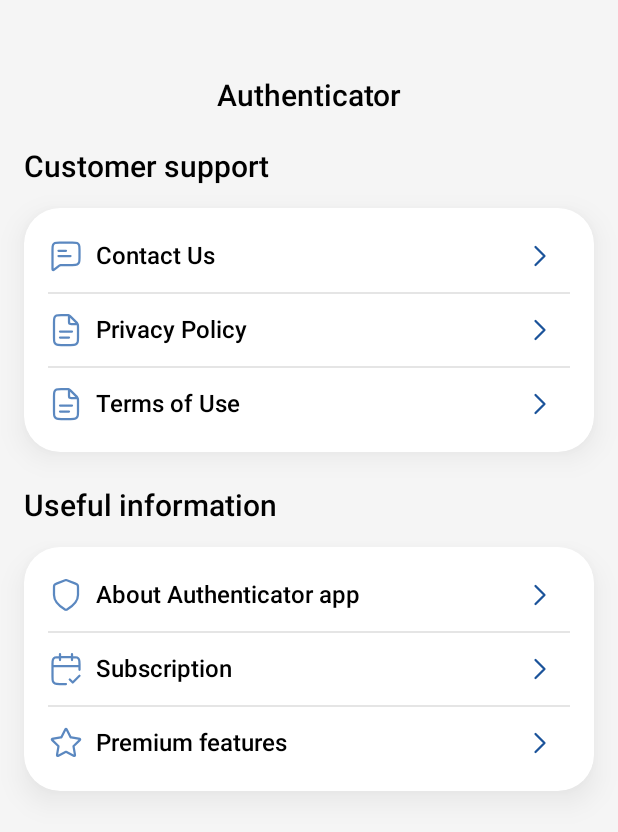
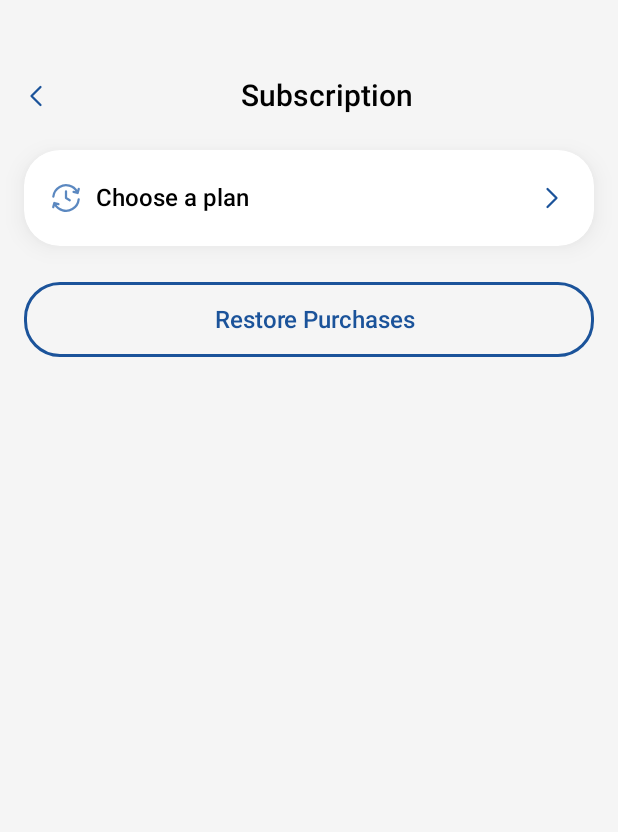
Before and after one commit to vishenkaaa/Authenticator-app, an Android app built with Jetpack Compose: the InfoScreen screen opened through its navigation route, after a tap on "Subscription", on a phone screen of 412 x 824 dp. Shown: the top 832 px of the screen. Run offline under Robolectric (Android 15) with nearby library versions, the light colour scheme and no system bars; our stand-ins replace Dagger/Hilt's generated code, Room's generated code.

Commit message:
Subscription screen

```diff
--- a/app/src/main/java/com/example/authenticatorapp/MainActivity.kt
+++ b/app/src/main/java/com/example/authenticatorapp/MainActivity.kt
@@ -27,6 +27,7 @@ import com.example.authenticatorapp.presentation.ui.screens.PaywallScreen
 import com.example.authenticatorapp.presentation.ui.screens.QRcodeScreen
 import com.example.authenticatorapp.presentation.ui.screens.SigninScreen
 import com.example.authenticatorapp.presentation.ui.screens.SplashScreen
+import com.example.authenticatorapp.presentation.ui.screens.SubscriptionScreen
 import com.example.authenticatorapp.presentation.ui.theme.AuthenticatorAppTheme
 import dagger.hilt.android.AndroidEntryPoint
 import java.util.Locale
@@ -105,6 +106,9 @@ class MainActivity : ComponentActivity() {
                         composable("AboutApp") {
                             AboutAppScreen(navController)
                         }
+                        composable("Subscription") {
+                            SubscriptionScreen(navController)
+                        }
                     }
                 }
             }
--- a/app/src/main/java/com/example/authenticatorapp/presentation/ui/components/AccountItem.kt
+++ b/app/src/main/java/com/example/authenticatorapp/presentation/ui/components/AccountItem.kt
@@ -76,8 +76,8 @@ fun AccountItem(account: AccountEntity,
             .shadow(
                 elevation = 5.dp,
                 shape = RoundedCornerShape(24.dp),
-                ambientColor = Gray4,
-                spotColor = Gray4
+                ambientColor = MaterialTheme.colorScheme.inverseSurface,
+                spotColor = MaterialTheme.colorScheme.inverseSurface
             )
             .background(MaterialTheme.colorScheme.onPrimaryContainer)
             .clip(RoundedCornerShape(24.dp))
--- /dev/null
+++ b/app/src/main/java/com/example/authenticatorapp/presentation/ui/components/InfoBlock.kt
@@ -0,0 +1,71 @@
+package com.example.authenticatorapp.presentation.ui.components
+
+import androidx.compose.foundation.background
+import androidx.compose.foundation.layout.Box
+import androidx.compose.foundation.layout.Column
+import androidx.compose.foundation.layout.fillMaxWidth
+import androidx.compose.foundation.layout.padding
+import androidx.compose.foundation.shape.RoundedCornerShape
+import androidx.compose.material3.Divider
+import androidx.compose.material3.MaterialTheme
+import androidx.compose.material3.Text
+import androidx.compose.runtime.Composable
+import androidx.compose.ui.Modifier
+import androidx.compose.ui.draw.shadow
+import androidx.compose.ui.graphics.Color.Companion.Black
+import androidx.compose.ui.unit.dp
+import com.example.authenticatorapp.presentation.ui.screens.InfoItem
+import com.example.authenticatorapp.presentation.ui.theme.AppTypography
+import com.example.authenticatorapp.presentation.ui.theme.Gray4
+
+@Composable
+fun InfoBlock(
+    headerText: String,
+    items: List<InfoItem>,
+) {
+    val colors = MaterialTheme.colorScheme
+    Column {
+        Text(
+            text = headerText,
+            modifier = Modifier.padding(top = 24.dp, bottom = 16.dp),
+            style = AppTypography.bodyLarge
+        )
+
+        Box(
+            Modifier
+                .background(
+                    color = colors.onPrimaryContainer,
+                    shape = RoundedCornerShape(24.dp)
+                )
+                .shadow(
+                    elevation = 8.dp,
+                    shape = RoundedCornerShape(24.dp),
+                    ambientColor = colors.inverseSurface,
+                    spotColor = colors.inverseSurface
+                )
+                .background(
+                    color = colors.onPrimaryContainer,
+                    shape = RoundedCornerShape(24.dp)
+                )
+                .padding(horizontal = 16.dp, vertical = 8.dp)
+                .fillMaxWidth()
+        ) {
+            Column {
+                items.forEachIndexed { index, item ->
+                    InfoItemRow(
+                        icon = item.icon,
+                        text = item.text,
+                        onClick = item.onClick
+                    )
+
+                    if (index < items.size - 1) {
+                        Divider(
+                            modifier = Modifier.fillMaxWidth(),
+                            color = Black.copy(alpha = 0.1f)
+                        )
+                    }
+                }
+            }
+        }
+    }
+}
--- /dev/null
+++ b/app/src/main/java/com/example/authenticatorapp/presentation/ui/components/InfoItemRow.kt
@@ -0,0 +1,53 @@
+package com.example.authenticatorapp.presentation.ui.components
+
+import androidx.compose.foundation.clickable
+import androidx.compose.foundation.layout.Row
+import androidx.compose.foundation.layout.fillMaxWidth
+import androidx.compose.foundation.layout.padding
+import androidx.compose.foundation.layout.size
+import androidx.compose.material3.Icon
+import androidx.compose.material3.Text
+import androidx.compose.runtime.Composable
+import androidx.compose.ui.Alignment
+import androidx.compose.ui.Modifier
+import androidx.compose.ui.graphics.Color
+import androidx.compose.ui.res.painterResource
+import androidx.compose.ui.unit.dp
+import com.example.authenticatorapp.R
+import com.example.authenticatorapp.presentation.ui.theme.AppTypography
+
+@Composable
+fun InfoItemRow(
+    icon: Int,
+    text: String,
+    onClick: () -> Unit
+) {
+    Row(
+        verticalAlignment = Alignment.CenterVertically,
+        modifier = Modifier
+            .fillMaxWidth()
+            .clickable(onClick = onClick)
+            .padding(vertical = 12.dp)
+    ) {
+        Icon(
+            painter = painterResource(id = icon),
+            contentDescription = null,
+            tint = Color.Unspecified,
+            modifier = Modifier
+                .padding(end = 8.dp)
+                .size(24.dp)
+        )
+        Text(
+            text = text,
+            modifier = Modifier.weight(1f),
+            style = AppTypography.bodyMedium
+        )
+        Icon(
+            painter = painterResource(id = R.drawable.ic_right),
+            contentDescription = null,
+            tint = Color.Unspecified,
+            modifier = Modifier
+                .size(24.dp)
+        )
+    }
+}
--- /dev/null
+++ b/app/src/main/java/com/example/authenticatorapp/presentation/ui/components/StyledParagraph.kt
@@ -0,0 +1,50 @@
+package com.example.authenticatorapp.presentation.ui.components
+
+import androidx.compose.foundation.isSystemInDarkTheme
+import androidx.compose.material3.MaterialTheme
+import androidx.compose.material3.Text
+import androidx.compose.runtime.Composable
+import androidx.compose.ui.Modifier
+import androidx.compose.ui.graphics.Color
+import androidx.compose.ui.text.SpanStyle
+import androidx.compose.ui.text.buildAnnotatedString
+import androidx.compose.ui.text.font.FontWeight
+import androidx.compose.ui.text.withStyle
+import androidx.compose.ui.unit.sp
+import com.example.authenticatorapp.presentation.ui.theme.AppTypography
+import com.example.authenticatorapp.presentation.ui.theme.Gray3
+import com.example.authenticatorapp.presentation.ui.theme.interFontFamily
+
+@Composable
+fun StyledParagraph(
+    startText: String,
+    boldText: String,
+    endText: String,
+    modifier: Modifier = Modifier
+) {
+    val colors = MaterialTheme.colorScheme
+
+    val annotatedString = buildAnnotatedString {
+
+        append(startText)
+
+        withStyle( style = SpanStyle(
+            fontWeight = FontWeight.W500,
+            fontSize = 16.sp,
+            fontFamily = interFontFamily,
+            color = if(!isSystemInDarkTheme()) Color(0xFF3E3E3E) else Gray3
+        )
+        ) {
+            append(boldText)
+        }
+
+        append(endText)
+    }
+
+    Text(
+        text = annotatedString,
+        style = AppTypography.labelMedium,
+        color = colors.surface,
+        modifier = modifier
+    )
+}
--- a/app/src/main/java/com/example/authenticatorapp/presentation/ui/screens/AboutAppScreen.kt
+++ b/app/src/main/java/com/example/authenticatorapp/presentation/ui/screens/AboutAppScreen.kt
@@ -3,7 +3,6 @@ package com.example.authenticatorapp.presentation.ui.screens
 import androidx.compose.foundation.Image
 import androidx.compose.foundation.background
 import androidx.compose.foundation.clickable
-import androidx.compose.foundation.isSystemInDarkTheme
 import androidx.compose.foundation.layout.Column
 import androidx.compose.foundation.layout.Row
 import androidx.compose.foundation.layout.Spacer
@@ -15,20 +14,12 @@ import androidx.compose.material3.MaterialTheme
 import androidx.compose.material3.Text
 import androidx.compose.runtime.Composable
 import androidx.compose.ui.Modifier
-import androidx.compose.ui.graphics.Color
 import androidx.compose.ui.res.painterResource
-import androidx.compose.ui.text.SpanStyle
-import androidx.compose.ui.text.buildAnnotatedString
-import androidx.compose.ui.text.font.FontWeight
-import androidx.compose.ui.text.withStyle
 import androidx.compose.ui.unit.dp
-import androidx.compose.ui.unit.sp
 import androidx.navigation.NavController
 import com.example.authenticatorapp.R
+import com.example.authenticatorapp.presentation.ui.components.StyledParagraph
 import com.example.authenticatorapp.presentation.ui.theme.AppTypography
-import com.example.authenticatorapp.presentation.ui.theme.Gray3
-import com.example.authenticatorapp.presentation.ui.theme.Gray6
-import com.example.authenticatorapp.presentation.ui.theme.interFontFamily
 
 @Composable
 fun AboutAppScreen(navController: NavController) {
@@ -99,36 +90,3 @@ fun AboutAppScreen(navController: NavController) {
         )
     }
 }
-
-@Composable
-fun StyledParagraph(
-    startText: String,
-    boldText: String,
-    endText: String,
-    modifier: Modifier = Modifier
-) {
-    val colors = MaterialTheme.colorScheme
-
-    val annotatedString = buildAnnotatedString {
-
-        append(startText)
-
-        withStyle( style = SpanStyle(
-            fontWeight = FontWeight.W500,
-            fontSize = 16.sp,
-            fontFamily = interFontFamily,
-            color = if(!isSystemInDarkTheme()) Color(0xFF3E3E3E) else Gray3)
-        ) {
-            append(boldText)
-        }
-
-        append(endText)
-    }
-
-    Text(
-        text = annotatedString,
-        style = AppTypography.labelMedium,
-        color = colors.surface,
-        modifier = modifier
-    )
-}
--- a/app/src/main/java/com/example/authenticatorapp/presentation/ui/screens/HomeScreen.kt
+++ b/app/src/main/java/com/example/authenticatorapp/presentation/ui/screens/HomeScreen.kt
@@ -198,11 +198,11 @@ fun HomeScreen(
                         .padding(top = 32.dp)
                         .padding(horizontal = 16.dp)
                         .shadow(
-                            elevation = 8.dp,
+                            elevation = 10.dp,
                             shape = RoundedCornerShape(24.dp),
                             clip = false,
-                            spotColor = Gray5,
-                            ambientColor = Gray3
+                            spotColor = colors.inverseSurface,
+                            ambientColor = colors.inverseSurface
                         )
                         .background(Color.Transparent, RoundedCornerShape(24.dp)),
                     contentAlignment = Alignment.BottomCenter
--- a/app/src/main/java/com/example/authenticatorapp/presentation/ui/screens/InfoScreen.kt
+++ b/app/src/main/java/com/example/authenticatorapp/presentation/ui/screens/InfoScreen.kt
@@ -27,6 +27,7 @@ import androidx.compose.ui.text.style.TextAlign
 import androidx.compose.ui.unit.dp
 import androidx.navigation.NavController
 import com.example.authenticatorapp.R
+import com.example.authenticatorapp.presentation.ui.components.InfoBlock
 import com.example.authenticatorapp.presentation.ui.theme.AppTypography
 import com.example.authenticatorapp.presentation.ui.theme.Gray4
 import com.example.authenticatorapp.presentation.ui.theme.Gray5
@@ -83,7 +84,9 @@ fun InfoScreen(navController: NavController, context: Context){
             InfoItem(
                 icon = R.drawable.ic_calendar,
                 text = stringResource(R.string.subscription),
-                onClick = { }
+                onClick = {
+                    navController.navigate("Subscription")
+                }
             ),
             InfoItem(
                 icon = R.drawable.ic_star,
@@ -98,97 +101,9 @@ fun InfoScreen(navController: NavController, context: Context){
         )
     }
 }
-@Composable
-fun InfoBlock(
-    headerText: String,
-    items: List<InfoItem>,
-) {
-    val colors = MaterialTheme.colorScheme
-    Column {
-        Text(
-            text = headerText,
-            modifier = Modifier.padding(top = 24.dp, bottom = 16.dp),
-            style = AppTypography.bodyLarge
-        )
-
-        Box(
-            Modifier
-                .background(
-                    color = colors.onPrimaryContainer,
-                    shape = RoundedCornerShape(24.dp)
-                )
-                .shadow(
-                    elevation = 10.dp,
-                    shape = RoundedCornerShape(24.dp),
-                    ambientColor = Gray4,
-                    spotColor = Gray4
-                )
-                .background(
-                    color = colors.onPrimaryContainer,
-                    shape = RoundedCornerShape(24.dp)
-                )
-                .padding(horizontal = 16.dp, vertical = 8.dp)
-                .fillMaxWidth()
-        ) {
-            Column {
-                items.forEachIndexed { index, item ->
-                    InfoItemRow(
-                        icon = item.icon,
-                        text = item.text,
-                        onClick = item.onClick
-                    )
-
-                    if (index < items.size - 1) {
-                        Divider(
-                            modifier = Modifier.fillMaxWidth(),
-                            color = Black.copy(alpha = 0.1f)
-                        )
-                    }
-                }
-            }
-        }
-    }
-}
 
 data class InfoItem(
     val icon: Int,
     val text: String,
     val onClick: () -> Unit
 )
-
-@Composable
-private fun InfoItemRow(
-    icon: Int,
-    text: String,
-    onClick: () -> Unit
-) {
-    Row(
-        verticalAlignment = Alignment.CenterVertically,
-        modifier = Modifier
-            .fillMaxWidth()
-            .clickable(onClick = onClick)
-            .padding(vertical = 12.dp)
-    ) {
-        Icon(
-            painter = painterResource(id = icon),
-            contentDescription = null,
-            tint = Color.Unspecified,
-            modifier = Modifier
-                .padding(end = 8.dp)
-                .size(24.dp)
-        )
-        Text(
-            text = text,
-            modifier = Modifier.weight(1f),
-            style = AppTypography.bodyMedium
-        )
-        Icon(
-            painter = painterResource(id = R.drawable.ic_right),
-            contentDescription = null,
-            tint = Color.Unspecified,
-            modifier = Modifier
-                .padding(end = 8.dp)
-                .size(24.dp)
-        )
-    }
-}
--- a/app/src/main/java/com/example/authenticatorapp/presentation/ui/screens/PaywallScreen.kt
+++ b/app/src/main/java/com/example/authenticatorapp/presentation/ui/screens/PaywallScreen.kt
@@ -94,10 +94,8 @@ fun PaywallScreen(navController: NavController, context: MainActivity){
 
                     modifier = Modifier
                         .size(24.dp)
-                        .padding(end = 5.dp, top = 5.dp, bottom = 5.dp)
                         .clickable {
                             navController.popBackStack()
-                            navController.navigate("SignIn")
                         }
                 )
                 Spacer(modifier = Modifier.weight(1f))
@@ -198,7 +196,7 @@ fun PaywallScreen(navController: NavController, context: MainActivity){
                 onClick = {
                     onBoardingIsDone(context)
                     navController.popBackStack()
-                    navController.navigate("SignIn")
+                    navController.navigate("")
                 },
                 modifier = Modifier
                     .height(50.dp)
--- /dev/null
+++ b/app/src/main/java/com/example/authenticatorapp/presentation/ui/screens/SubscriptionScreen.kt
@@ -0,0 +1,140 @@
+package com.example.authenticatorapp.presentation.ui.screens
+
+import androidx.compose.foundation.BorderStroke
+import androidx.compose.foundation.Image
+import androidx.compose.foundation.background
+import androidx.compose.foundation.clickable
+import androidx.compose.foundation.isSystemInDarkTheme
+import androidx.compose.foundation.layout.Arrangement
+import androidx.compose.foundation.layout.Box
+import androidx.compose.foundation.layout.Column
+import androidx.compose.foundation.layout.Row
+import androidx.compose.foundation.layout.Spacer
+import androidx.compose.foundation.layout.fillMaxSize
+import androidx.compose.foundation.layout.fillMaxWidth
+import androidx.compose.foundation.layout.height
+import androidx.compose.foundation.layout.padding
+import androidx.compose.foundation.layout.size
+import androidx.compose.foundation.layout.width
+import androidx.compose.foundation.shape.RoundedCornerShape
+import androidx.compose.material3.Button
+import androidx.compose.material3.Divider
+import androidx.compose.material3.Icon
+import androidx.compose.material3.MaterialTheme
+import androidx.compose.material3.Text
+import androidx.compose.runtime.Composable
+import androidx.compose.ui.Alignment
+import androidx.compose.ui.Modifier
+import androidx.compose.ui.draw.shadow
+import androidx.compose.ui.graphics.Color
+import androidx.compose.ui.graphics.Color.Companion.Black
+import androidx.compose.ui.graphics.Color.Companion.White
+import androidx.compose.ui.res.painterResource
+import androidx.compose.ui.unit.dp
+import androidx.navigation.NavController
+import com.example.authenticatorapp.R
+import com.example.authenticatorapp.presentation.ui.theme.AppTypography
+import com.example.authenticatorapp.presentation.ui.theme.Gray4
+import com.example.authenticatorapp.presentation.ui.theme.Gray6
+import com.example.authenticatorapp.presentation.ui.theme.MainBlue
+import java.util.concurrent.Flow.Subscription
+
+@Composable
+fun SubscriptionScreen(navController: NavController) {
+    val colors = MaterialTheme.colorScheme
+    Column(
+        Modifier.background(colors.background).fillMaxSize()
+    ) {
+        Row(
+            Modifier
+                .fillMaxWidth()
+                .padding(horizontal = 12.dp)
+                .padding(top = 52.dp, bottom = 24.dp),
+        ) {
+            Image(
+                painter = painterResource(id = R.drawable.back),
+                contentDescription = "Back",
+                modifier = Modifier
+                    .clickable {
+                        navController.popBackStack()
+                    }
+            )
+            Spacer(modifier = Modifier.weight(1f))
+            Text(
+                text = "Subscription",
+                color = colors.onPrimary,
+                style = AppTypography.bodyLarge,
+            )
+            Spacer(modifier = Modifier.weight(1f))
+        }
+
+        Box(
+            Modifier
+                .padding(horizontal = 16.dp)
+                .padding(bottom = 24.dp)
+                .background(
+                    color = colors.onPrimaryContainer,
+                    shape = RoundedCornerShape(24.dp)
+                )
+                .shadow(
+                    elevation = 8.dp,
+                    shape = RoundedCornerShape(24.dp),
+                    ambientColor = colors.inverseSurface,
+                    spotColor = colors.inverseSurface
+                )
+                .background(
+                    color = colors.onPrimaryContainer,
+                    shape = RoundedCornerShape(24.dp)
+                )
+                .padding(horizontal = 16.dp, vertical = 20.dp)
+                .fillMaxWidth()
+                .clickable { navController.navigate("Paywall")  }
+        ) {
+            Row(
+                verticalAlignment = Alignment.CenterVertically
+            ){
+                Icon(
+                    painter = painterResource(R.drawable.ic_clock_refresh),
+                    contentDescription = null,
+                    tint = Color.Unspecified,
+                    modifier = Modifier
+                        .padding(end = 8.dp)
+                        .size(24.dp)
+                )
+                Text(
+                    text = "Choose a plan",
+                    modifier = Modifier.weight(1f),
+                    style = AppTypography.bodyMedium
+                )
+                Icon(
+                    painter = painterResource(id = R.drawable.ic_right),
+                    contentDescription = null,
+                    tint = Color.Unspecified,
+                    modifier = Modifier
+                        .size(24.dp)
+                )
+            }
+        }
+
+        Button(
+            onClick = { },
+            modifier = Modifier
+                .padding(horizontal = 16.dp)
+                .fillMaxWidth()
+                .height(50.dp),
+            shape = RoundedCornerShape(24.dp),
+            colors = androidx.compose.material3.ButtonDefaults.buttonColors(
+                containerColor = colors.background,
+                contentColor = MainBlue
+            ),
+            border = if (!isSystemInDarkTheme()) BorderStroke(2.dp, MainBlue) else BorderStroke(2.dp, Gray6)
+        ) {
+            Spacer(modifier = Modifier.width(8.dp))
+            Text(
+                text = "Restore Purchases",
+                style = AppTypography.bodyMedium,
+                color = if (!isSystemInDarkTheme()) MainBlue else White
+            )
+        }
+    }
+}
--- a/app/src/main/java/com/example/authenticatorapp/presentation/ui/theme/Theme.kt
+++ b/app/src/main/java/com/example/authenticatorapp/presentation/ui/theme/Theme.kt
@@ -44,7 +44,7 @@ private val DarkColorScheme = darkColorScheme(
     outline = Gray4,
     secondaryContainer = Gray3,
     outlineVariant = Color(0xFF1E1E1E),
-    inverseSurface = Gray1,
+    inverseSurface = Gray6,
     inversePrimary = White,
 
     onPrimary = Gray2,
--- /dev/null
+++ b/app/src/main/java/com/example/authenticatorapp/presentation/viewmodel/SubscriptionViewModel.kt
@@ -0,0 +1,7 @@
+package com.example.authenticatorapp.presentation.viewmodel
+
+import androidx.lifecycle.ViewModel
+
+class SubscriptionViewModel: ViewModel() {
+
+}
--- /dev/null
+++ b/app/src/main/res/drawable/ic_clock_refresh.xml
@@ -0,0 +1,13 @@
+<vector xmlns:android="http://schemas.android.com/apk/res/android"
+    android:width="24dp"
+    android:height="24dp"
+    android:viewportWidth="24"
+    android:viewportHeight="24">
+  <path
+      android:pathData="M20.453,12.893C20.175,15.503 18.697,17.948 16.25,19.361C12.184,21.708 6.986,20.316 4.638,16.25L4.388,15.817M3.546,11.107C3.824,8.497 5.303,6.052 7.75,4.639C11.815,2.292 17.014,3.684 19.361,7.75L19.611,8.183M3.493,18.066L4.225,15.334L6.957,16.066M17.042,7.934L19.774,8.666L20.506,5.934M12,7.5V12L14.5,13.5"
+      android:strokeLineJoin="round"
+      android:strokeWidth="1.5"
+      android:fillColor="#00000000"
+      android:strokeColor="#5B88C0"
+      android:strokeLineCap="round"/>
+</vector>
```
